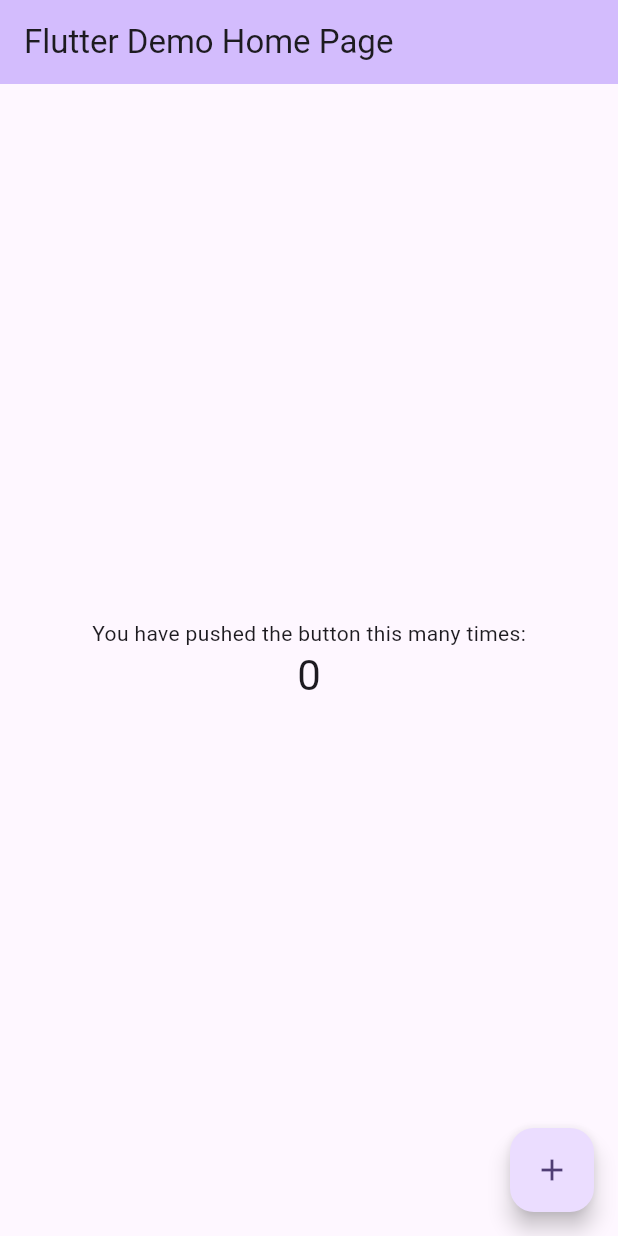
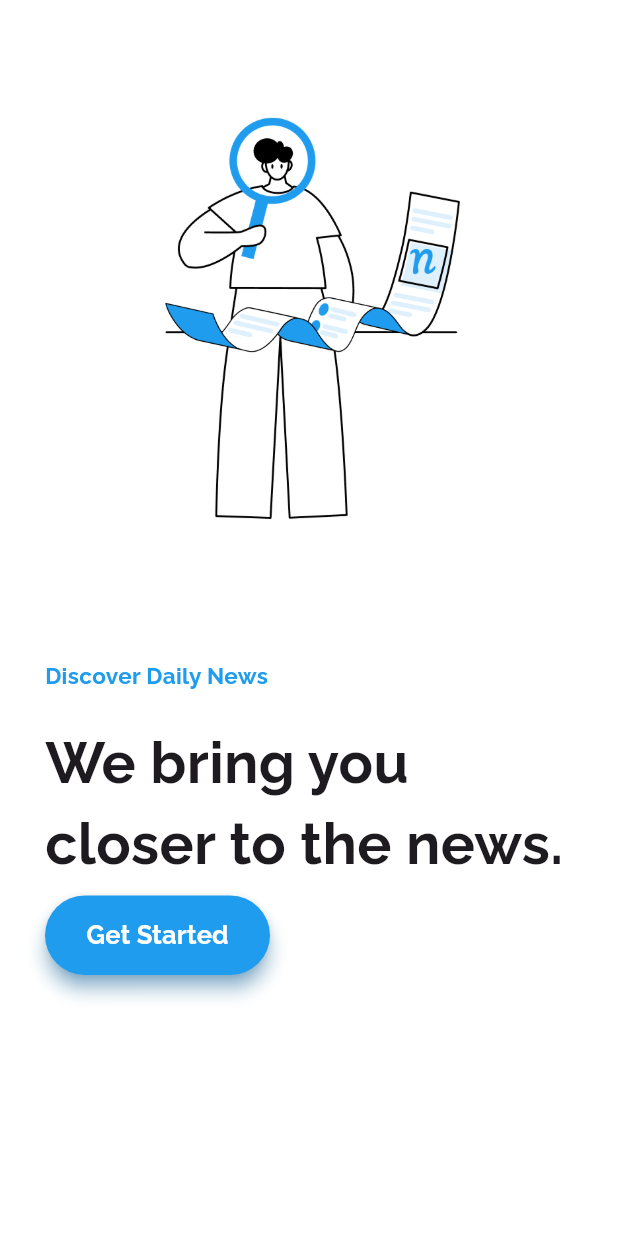
Before and after one commit to shahmir-ahmed/Newzler, a Flutter app: the screen it shows after launch, on a phone screen of 412 x 824 dp. Run offline on Flutter 3.47's test engine with Material 3 defaults, Android fonts, the phone set to English and light mode, and no system bars; our stand-ins replace google_fonts; missing offline and left inert: dart:ffi.

Commit message:
On Boarding Screens dev. v1.0
Development of on boarding screens version 1.0

```diff
--- /dev/null
+++ b/newzler/lib/configs/utils.dart
@@ -0,0 +1,11 @@
+import 'package:flutter/material.dart';
+import 'package:google_fonts/google_fonts.dart';
+
+class Utils {
+  // colors
+  static Color whiteColor = Colors.white;
+  static Color kAppPrimaryColor = Color(0xff209CEE);
+
+  // text style
+  static TextStyle kAppPrimaryTextStyle = GoogleFonts.raleway(fontSize: 17.0, fontWeight: FontWeight.w600);
+}
--- a/newzler/lib/main.dart
+++ b/newzler/lib/main.dart
@@ -1,4 +1,5 @@
 import 'package:flutter/material.dart';
+import 'package:newzler/presentation/views/onboarding/splash_screen_view.dart';
 
 void main() {
   runApp(const MyApp());
@@ -7,119 +8,11 @@
 class MyApp extends StatelessWidget {
   const MyApp({super.key});
 
-  // This widget is the root of your application.
   @override
   Widget build(BuildContext context) {
     return MaterialApp(
-      title: 'Flutter Demo',
-      theme: ThemeData(
-        // This is the theme of your application.
-        //
-        // TRY THIS: Try running your application with "flutter run". You'll see
-        // the application has a purple toolbar. Then, without quitting the app,
-        // try changing the seedColor in the colorScheme below to Colors.green
-        // and then invoke "hot reload" (save your changes or press the "hot
-        // reload" button in a Flutter-supported IDE, or press "r" if you used
-        // the command line to start the app).
-        //
-        // Notice that the counter didn't reset back to zero; the application
-        // state is not lost during the reload. To reset the state, use hot
-        // restart instead.
-        //
-        // This works for code too, not just values: Most code changes can be
-        // tested with just a hot reload.
-        colorScheme: ColorScheme.fromSeed(seedColor: Colors.deepPurple),
-        useMaterial3: true,
-      ),
-      home: const MyHomePage(title: 'Flutter Demo Home Page'),
+      title: 'Newzler',
+      home: const SplashScreenView(),
     );
   }
 }
-
-class MyHomePage extends StatefulWidget {
-  const MyHomePage({super.key, required this.title});
-
-  // This widget is the home page of your application. It is stateful, meaning
-  // that it has a State object (defined below) that contains fields that affect
-  // how it looks.
-
-  // This class is the configuration for the state. It holds the values (in this
-  // case the title) provided by the parent (in this case the App widget) and
-  // used by the build method of the State. Fields in a Widget subclass are
-  // always marked "final".
-
-  final String title;
-
-  @override
-  State<MyHomePage> createState() => _MyHomePageState();
-}
-
-class _MyHomePageState extends State<MyHomePage> {
-  int _counter = 0;
-
-  void _incrementCounter() {
-    setState(() {
-      // This call to setState tells the Flutter framework that something has
-      // changed in this State, which causes it to rerun the build method below
-      // so that the display can reflect the updated values. If we changed
-      // _counter without calling setState(), then the build method would not be
-      // called again, and so nothing would appear to happen.
-      _counter++;
-    });
-  }
-
-  @override
-  Widget build(BuildContext context) {
-    // This method is rerun every time setState is called, for instance as done
-    // by the _incrementCounter method above.
-    //
-    // The Flutter framework has been optimized to make rerunning build methods
-    // fast, so that you can just rebuild anything that needs updating rather
-    // than having to individually change instances of widgets.
-    return Scaffold(
-      appBar: AppBar(
-        // TRY THIS: Try changing the color here to a specific color (to
-        // Colors.amber, perhaps?) and trigger a hot reload to see the AppBar
-        // change color while the other colors stay the same.
-        backgroundColor: Theme.of(context).colorScheme.inversePrimary,
-        // Here we take the value from the MyHomePage object that was created by
-        // the App.build method, and use it to set our appbar title.
-        title: Text(widget.title),
-      ),
-      body: Center(
-        // Center is a layout widget. It takes a single child and positions it
-        // in the middle of the parent.
-        child: Column(
-          // Column is also a layout widget. It takes a list of children and
-          // arranges them vertically. By default, it sizes itself to fit its
-          // children horizontally, and tries to be as tall as its parent.
-          //
-          // Column has various properties to control how it sizes itself and
-          // how it positions its children. Here we use mainAxisAlignment to
-          // center the children vertically; the main axis here is the vertical
-          // axis because Columns are vertical (the cross axis would be
-          // horizontal).
-          //
-          // TRY THIS: Invoke "debug painting" (choose the "Toggle Debug Paint"
-          // action in the IDE, or press "p" in the console), to see the
-          // wireframe for each widget.
-          mainAxisAlignment: MainAxisAlignment.center,
-          children: <Widget>[
-            const Text(
-              'You have pushed the button this many times:',
-            ),
-            Text(
-              '$_counter',
-              style: Theme.of(context).textTheme.headlineMedium,
-            ),
-          ],
-        ),
-      ),
-      floatingActionButton: FloatingActionButton(
-        onPressed: _incrementCounter,
-        tooltip: 'Increment',
-        child: const Icon(Icons.add),
-      ), // This trailing comma makes auto-formatting nicer for build methods.
-    );
-  }
-}
--- /dev/null
+++ b/newzler/lib/presentation/views/onboarding/on_boarding_view_1.dart
@@ -0,0 +1,89 @@
+import 'package:flutter/material.dart';
+import 'package:newzler/configs/utils.dart';
+import 'package:newzler/presentation/views/widgets/widgets.dart';
+
+class OnBoardingView1 extends StatelessWidget {
+  const OnBoardingView1({super.key});
+
+  @override
+  Widget build(BuildContext context) {
+    return Scaffold(
+      backgroundColor: Utils.whiteColor,
+      body: _getBody(context),
+    );
+  }
+
+  // body
+  _getBody(context) {
+    return SafeArea(
+        child: Container(
+      // color: Colors.amber,
+      padding: EdgeInsets.all(30.0),
+      width: MediaQuery.of(context).size.width,
+      child: Column(
+        children: [
+          // banner image
+          Padding(
+            padding: const EdgeInsets.only(top: 30.0),
+            child: Image(
+              image:
+                  AssetImage('assets/images/on-boarding-screen-1-banner.png'),
+              width: 300.0,
+              height: 300.0,
+            ),
+          ),
+
+          // space
+          SizedBox(
+            height: 80.0,
+          ),
+
+          // texts and button column container
+          Container(
+            width: MediaQuery.of(context).size.width,
+            // color: Colors.amber,
+            // texts and button column
+            child: Column(
+              crossAxisAlignment: CrossAxisAlignment.start,
+              children: [
+                // small text headline
+                Text(
+                  'Discover Daily News',
+                  style: Utils.kAppPrimaryTextStyle.copyWith(
+                      fontSize: 15.0,
+                      color: Utils.kAppPrimaryColor,
+                      fontWeight: FontWeight.bold),
+                ),
+
+                // space
+                SizedBox(
+                  height: 20.0,
+                ),
+
+                // large text tagline
+                Text(
+                  'We bring you closer to the news.',
+                  style: Utils.kAppPrimaryTextStyle
+                      .copyWith(fontSize: 38.0, fontWeight: FontWeight.bold),
+                ),
+
+                // space
+                SizedBox(
+                  height: 8.0,
+                ),
+
+                // get started button
+                PrimaryButton(
+                  onPressed: () {},
+                  buttonText: 'Get Started',
+                  buttonWidth: 150.0,
+                  buttonHeight: 53.0,
+                )
+              ],
+            ),
+          )
+        ],
+      ),
+    ));
+  }
+}
--- /dev/null
+++ b/newzler/lib/presentation/views/widgets/widgets.dart
@@ -0,0 +1,40 @@
+import 'dart:ffi';
+import 'dart:ui' as ui;
+import 'package:flutter/material.dart';
+import 'package:newzler/configs/utils.dart';
+
+class PrimaryButton extends StatelessWidget {
+  PrimaryButton(
+      {required this.onPressed,
+      required this.buttonText,
+      this.buttonWidth,
+      this.buttonHeight});
+
+  VoidCallback onPressed;
+  String buttonText;
+  double? buttonWidth;
+  double? buttonHeight;
+
+  @override
+  Widget build(BuildContext context) {
+    return SizedBox(
+      width: buttonWidth != null ? buttonWidth! : 88.0,
+      height: buttonHeight != null ? buttonHeight! : 36.0,
+      child: ElevatedButton(
+        onPressed: onPressed,
+        child: Text(
+          buttonText,
+          style:
+              Utils.kAppPrimaryTextStyle.copyWith(fontWeight: FontWeight.bold),
+        ),
+        style: ButtonStyle(
+          backgroundColor: WidgetStatePropertyAll(Utils.kAppPrimaryColor),
+          shadowColor: WidgetStatePropertyAll(Utils.kAppPrimaryColor),
+          elevation: WidgetStatePropertyAll(5.0),
+          foregroundColor: WidgetStatePropertyAll(Utils.whiteColor),
+          // fixedSize: buttonWidth!=null ? WidgetStatePropertyAll(ui.Size.fromWidth(buttonWidth!)) : null
+        ),
+      ),
+    );
+  }
+}
--- a/newzler/pubspec.yaml
+++ b/newzler/pubspec.yaml
@@ -36,6 +36,8 @@ dependencies:
   # Use with the CupertinoIcons class for iOS style icons.
   cupertino_icons: ^1.0.6
 
+  google_fonts: ^6.2.1
+
 dev_dependencies:
   flutter_test:
     sdk: flutter
@@ -59,7 +61,8 @@ flutter:
   uses-material-design: true
 
   # To add assets to your application, add an assets section, like this:
-  # assets:
+  assets:
+    - assets/images/
   #   - images/a_dot_burr.jpeg
   #   - images/a_dot_ham.jpeg
 
```
Also changed, not shown: newzler/lib/presentation/views/onboarding/splash_screen_view.dart (added, +77 -0 lines), newzler/assets/images/letter-n.png (added), newzler/assets/images/on-boarding-screen-1-banner.png (added), newzler/pubspec.lock, 1 other file.
